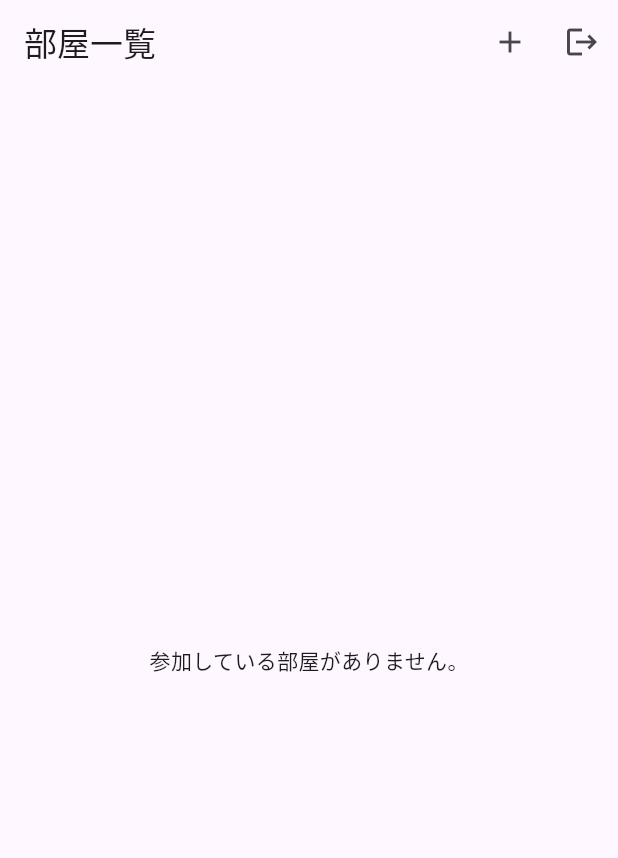
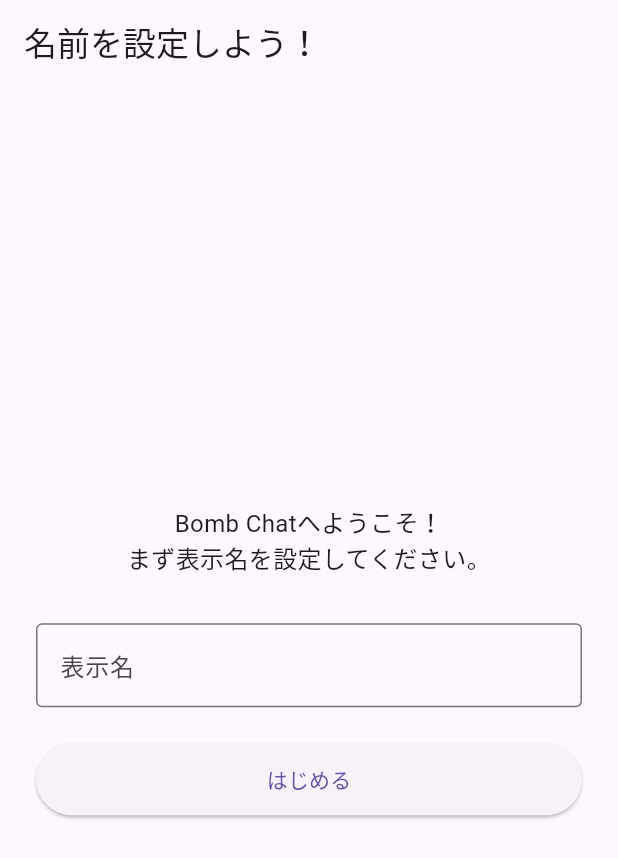
Before and after one commit to miyabot/flutter_bomb_chat_app, a Flutter app: the screen it shows once a user with an empty profile is signed in, on a phone screen of 412 x 824 dp. Shown: the top 858 px of the screen. Run offline on Flutter 3.47's test engine with Material 3 defaults, Android fonts, the phone set to English and light mode, and no system bars; our stand-ins replace cloud_firestore, firebase_auth, firebase_core, flutter_riverpod, riverpod; accounts and stored records are empty.

Commit message:
feat:ユーザー名登録、一定人数がいないとゲームを開始できないように調整　fix:何票も入れれてしまうバグを修正

```diff
--- a/lib/main.dart
+++ b/lib/main.dart
@@ -1,6 +1,8 @@
+import 'package:bomb_chat/screens/profile_setup_screen.dart';
 import 'package:flutter/material.dart';
 import 'package:firebase_core/firebase_core.dart';
 import 'package:flutter_riverpod/flutter_riverpod.dart';
+import 'package:riverpod/src/framework.dart';
 
 import 'firebase_options.dart';
 import 'providers.dart';
@@ -21,6 +23,7 @@
 class MyApp extends ConsumerWidget {
   const MyApp({super.key});
 
+
   @override
   Widget build(BuildContext context, WidgetRef ref) {
     final authState = ref.watch(authStateProvider);
@@ -29,7 +32,24 @@
       debugShowCheckedModeBanner: false,
       title: 'Bomb Chat',
       home: authState.when(
-        data: (user) => user != null ? const RoomListScreen() : const LoginScreen(),
+        data: (user){
+          if(user == null){
+            return const LoginScreen();
+          }
+          // nameが設定されているか確認
+          return ref.watch(currentUserProvider).when(
+            data: (userModel) {
+              if (userModel == null || userModel.name.isEmpty) {
+                return const ProfileSetupScreen(); // 名前未設定
+              }
+              return const RoomListScreen(); // 設定済み
+            },
+            loading: () => const Scaffold(
+              body: Center(child: CircularProgressIndicator()),
+            ),
+            error: (e, s) => const RoomListScreen(),
+          );
+        },
         loading: () => const Scaffold(
           body: Center(child: CircularProgressIndicator()),
         ),
--- a/lib/models/user_model.dart
+++ b/lib/models/user_model.dart
@@ -17,11 +17,15 @@
   /// Firestore にユーザーアカウントドキュメントが作成された日時。
   final DateTime? createdAt;
 
+  /// ユーザーの名前
+  final String name;
+
   const UserModel({
     required this.uid,
     required this.email,
     required this.userId,
     this.createdAt,
+    required this.name
   });
 
   /// Firestore の [DocumentSnapshot] から [UserModel] を生成するファクトリコンストラクタ。
@@ -41,6 +45,7 @@
       email: data['email'] as String? ?? '',
       userId: data['userId'] as String? ?? '',
       createdAt: timestamp?.toDate(),
+      name:data['name'] as String? ?? ''
     );
   }
 
@@ -51,6 +56,7 @@
       'email': email,
       'userId': userId,
       'createdAt': createdAt != null ? Timestamp.fromDate(createdAt!) : FieldValue.serverTimestamp(),
+      'name': name,
     };
   }
 }
--- /dev/null
+++ b/lib/screens/profile_setup_screen.dart
@@ -0,0 +1,83 @@
+import 'package:flutter/material.dart';
+import 'package:flutter_riverpod/flutter_riverpod.dart';
+import '../providers.dart';
+
+class ProfileSetupScreen extends ConsumerStatefulWidget {
+  const ProfileSetupScreen({super.key});
+
+  @override
+  ConsumerState<ProfileSetupScreen> createState() => _ProfileSetupScreenState();
+}
+
+class _ProfileSetupScreenState extends ConsumerState<ProfileSetupScreen> {
+  final _nameController = TextEditingController();
+  bool _isLoading = false;
+
+  @override
+  void dispose() {
+    _nameController.dispose();
+    super.dispose();
+  }
+
+  Future<void> _saveName() async {
+    final name = _nameController.text.trim();
+    if (name.isEmpty) return;
+
+    setState(() => _isLoading = true);
+
+    try {
+      await ref.read(authNotifierProvider.notifier).saveName(name);
+      if (mounted) {
+        Navigator.of(context).popUntil((route) => route.isFirst);
+      }
+    } catch (e) {
+      if (mounted) {
+        ScaffoldMessenger.of(context).showSnackBar(
+          SnackBar(content: Text('エラー: $e')),
+        );
+      }
+    } finally {
+      if (mounted) setState(() => _isLoading = false);
+    }
+  }
+
+  @override
+  Widget build(BuildContext context) {
+    return Scaffold(
+      appBar: AppBar(title: const Text('名前を設定しよう！')),
+      body: Padding(
+        padding: const EdgeInsets.all(24.0),
+        child: Column(
+          mainAxisAlignment: MainAxisAlignment.center,
+          children: [
+            const Text(
+              'Bomb Chatへようこそ！\nまず表示名を設定してください。',
+              textAlign: TextAlign.center,
+              style: TextStyle(fontSize: 16),
+            ),
+            const SizedBox(height: 32),
+            TextField(
+              controller: _nameController,
+              decoration: const InputDecoration(
+                labelText: '表示名',
+                border: OutlineInputBorder(),
+              ),
+            ),
+            const SizedBox(height: 24),
+            if (_isLoading)
+              const CircularProgressIndicator()
+            else
+              SizedBox(
+                width: double.infinity,
+                height: 48,
+                child: ElevatedButton(
+                  onPressed: _saveName,
+                  child: const Text('はじめる'),
+                ),
+              ),
+          ],
+        ),
+      ),
+    );
+  }
+}
```
Also changed, not shown: lib/models/room_model.dart (+10 -0 lines), lib/providers.dart (+59 -24 lines), lib/screens/chat_screen.dart (+69 -9 lines), lib/screens/register_screen.dart (+6 -1 lines).
